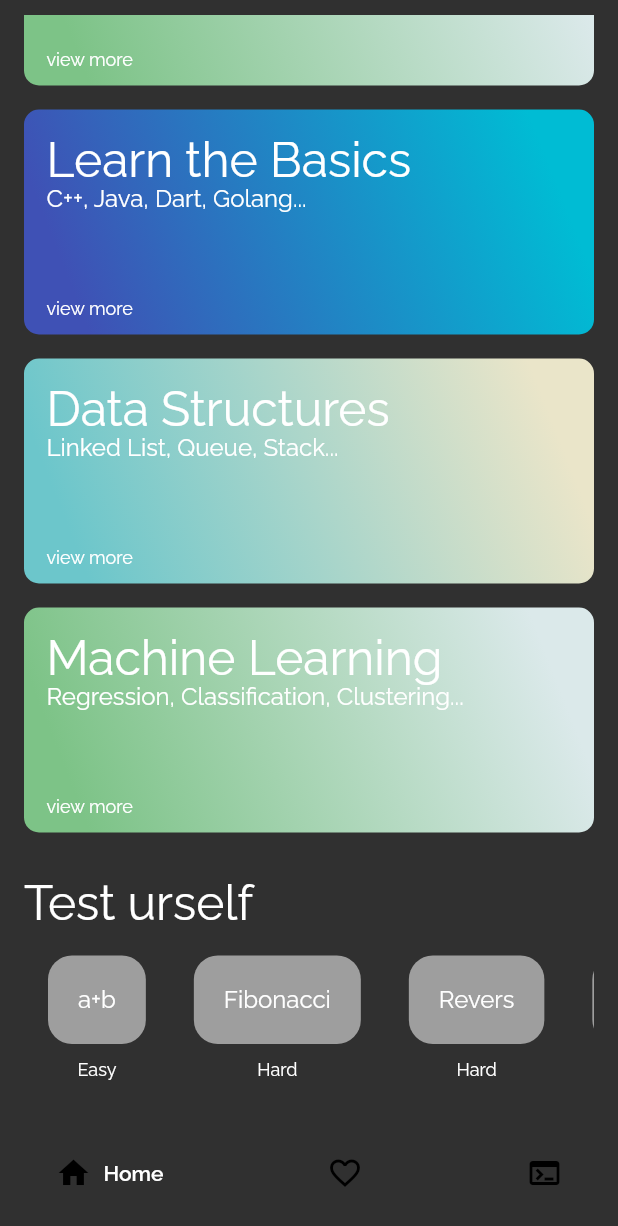
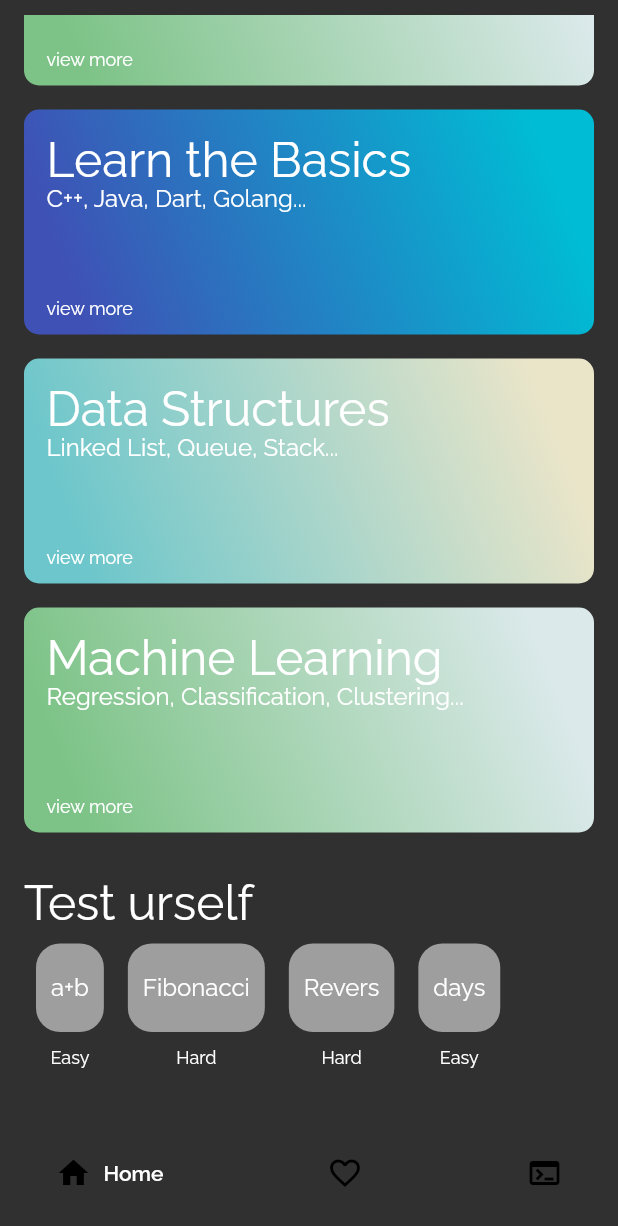
Before and after one commit to Alisherro/Qadam, a Flutter app: the MainScreen screen opened directly, scrolled down 627 dp, on a phone screen of 412 x 824 dp. Shown: the top 1226 px of the screen. Run offline on Flutter 3.47's test engine with Material 2 defaults, Android fonts, the phone set to English and light mode, and no system bars; drawn by our look-alikes of google_nav_bar; our stand-ins replace flutter_signin_button, font_awesome_flutter, percent_indicator; network calls fail.

Commit message:
testing 1

```diff
--- a/lib/widgets/code_tasks_view.dart
+++ b/lib/widgets/code_tasks_view.dart
@@ -10,7 +10,7 @@ class CodeTaskWidget extends StatelessWidget {
   @override
   Widget build(BuildContext context) {
     return Padding(
-      padding: EdgeInsets.all(16),
+      padding:const EdgeInsets.all(8),
       child: Column(
         children: [
           Container(
@@ -18,14 +18,14 @@ class CodeTaskWidget extends StatelessWidget {
                 borderRadius: BorderRadius.all(Radius.circular(16)),
                 color: Colors.grey),
             child: Padding(
-              padding: EdgeInsets.symmetric(vertical: 20, horizontal: 20),
+              padding: const EdgeInsets.symmetric(vertical: 20, horizontal: 10),
               child: Text(
                 codeTask.name,
                 style: Theme.of(context).textTheme.headline5,
               ),
             ),
           ),
-          SizedBox(height: 10),
+          const SizedBox(height: 10),
           Text(codeTask.difficulty, style: Theme.of(context).textTheme.headline6,)
         ],
       ),
--- a/lib/widgets/rounded_news.dart
+++ b/lib/widgets/rounded_news.dart
@@ -25,7 +25,7 @@ class CircleStory extends StatelessWidget {
           language.name,
           maxLines: 1,
           overflow: TextOverflow.ellipsis,
-          style: TextStyle(
+          style: const TextStyle(
             fontWeight: FontWeight.w600,
             fontSize: 16
           ),
```
